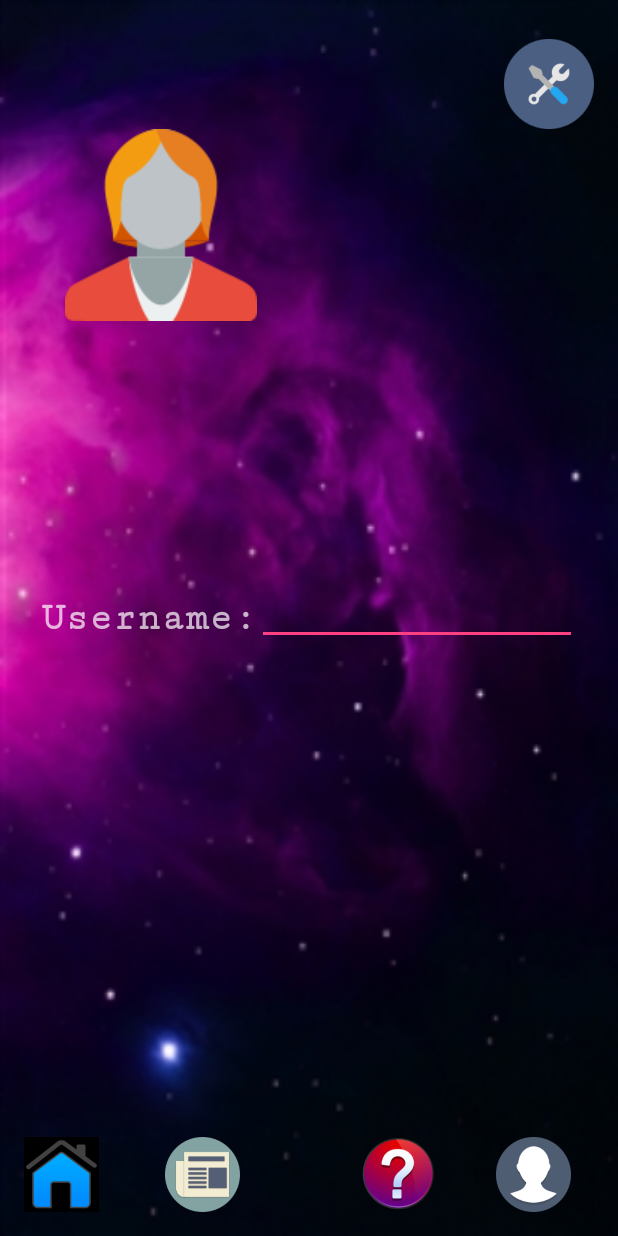
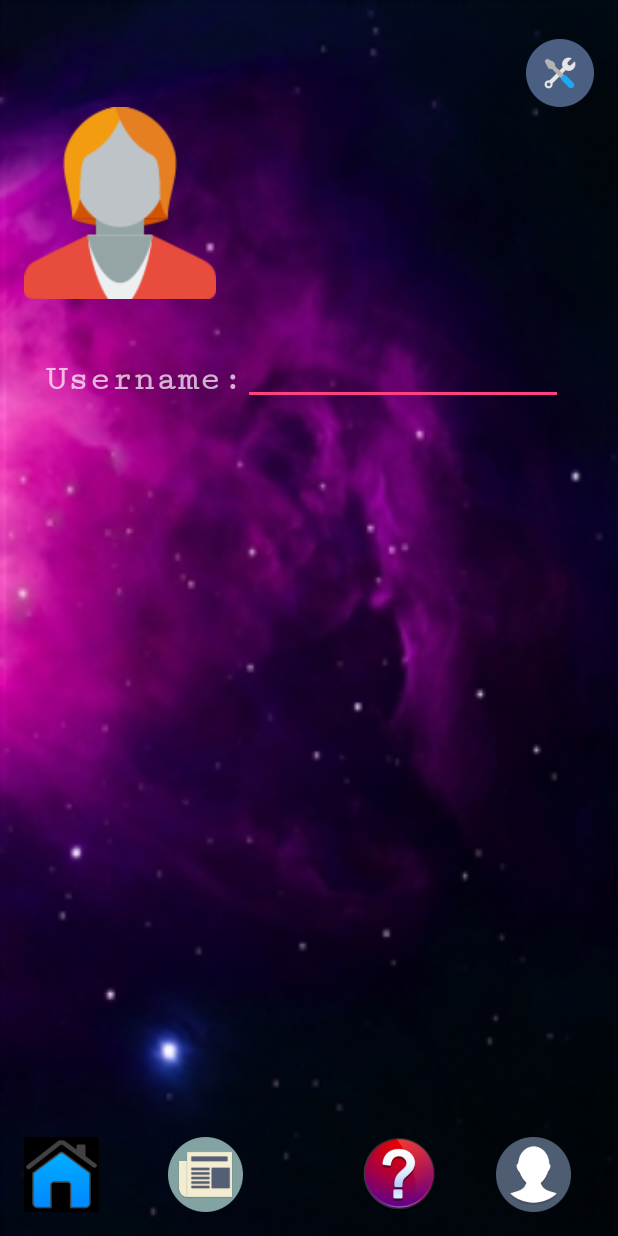
Before and after one commit to kittygina/Vstyle, an Android app: the ProfileActivity screen opened directly, with no data from a screen before it, on a phone screen of 412 x 824 dp. Run offline under Robolectric (Android 15) with nearby library versions, the phone set to English and light mode, and no system bars.

```diff
--- a/app/build.gradle
+++ b/app/build.gradle
@@ -24,11 +24,12 @@ dependencies {
     androidTestCompile('com.android.support.test.espresso:espresso-core:2.2.2', {
         exclude group: 'com.android.support', module: 'support-annotations'
     })
+
     compile 'com.android.support:appcompat-v7:25.3.0'
     compile 'com.android.support.constraint:constraint-layout:1.0.2'
     compile 'com.jakewharton:butterknife:5.1.1'
     compile 'com.melnykov:floatingactionbutton:1.3.0'
+    compile 'com.google.android.gms:play-services-vision:10.2.1'
+    compile 'com.android.support:design:25.3.0'
     testCompile 'junit:junit:4.12'
-
-    compile 'com.google.android.gms:play-services-vision:10.2.0'
 }
--- a/app/src/main/res/layout/activity_gallery.xml
+++ b/app/src/main/res/layout/activity_gallery.xml
@@ -14,7 +14,7 @@
     <TextView
         android:layout_width="wrap_content"
         android:layout_height="wrap_content"
-        android:textSize="20dp"
+        android:textSize="20sp"
         android:textStyle="bold"
         android:text="@string/choose_image"/>
     <Button
@@ -26,6 +26,7 @@
     <ImageView
         android:id="@+id/img_show"
         android:layout_width="match_parent"
-        android:layout_height="match_parent" />
+        android:layout_height="match_parent"
+        android:contentDescription="Gallery" />
 
 </LinearLayout>
--- a/app/src/main/res/layout/activity_profile.xml
+++ b/app/src/main/res/layout/activity_profile.xml
@@ -23,15 +23,13 @@
         android:contentDescription="@string/desc"
         tools:layout_editor_absoluteX="-3dp"
         tools:layout_editor_absoluteY="16dp"
-        android:layout_marginLeft="27dp"
-        android:layout_marginStart="27dp"
         android:layout_below="@+id/imageButton"
         android:layout_alignParentLeft="true"
         android:layout_alignParentStart="true" />
 
     <ImageButton
         android:id="@+id/imageButton"
-        android:layout_width="60dip"
+        android:layout_width="45dip"
         android:layout_height="wrap_content"
         android:layout_marginTop="10dp"
         android:adjustViewBounds="true"
@@ -50,10 +48,11 @@
         android:fontFamily="serif-monospace"
         android:text="Username:"
         android:textStyle="bold"
-        android:textSize="26sp"
-        android:layout_centerVertical="true"
+        android:textSize="24sp"
+        android:layout_below="@+id/imageView3"
         android:layout_toLeftOf="@+id/editText"
-        android:layout_toStartOf="@+id/editText" />
+        android:layout_toStartOf="@+id/editText"
+        android:layout_marginTop="40dp" />
 
     <EditText
         android:id="@+id/editText"
@@ -61,8 +60,7 @@
         android:layout_height="wrap_content"
         android:layout_alignBaseline="@+id/nameTxtView"
         android:layout_alignBottom="@+id/nameTxtView"
-        android:layout_toEndOf="@+id/imageView3"
-        android:layout_toRightOf="@+id/imageView3"
+        android:layout_toRightOf="@+id/feedsButton"
         android:ems="10"
         android:paddingTop="5dp"
         android:paddingBottom="5dp"
@@ -109,10 +107,10 @@
         app:srcCompat="@drawable/feeds"
         android:contentDescription="@string/desc"
         android:layout_alignParentBottom="true"
-        android:layout_toLeftOf="@+id/editText"
-        android:layout_toStartOf="@+id/editText"
-        android:layout_marginRight="11dp"
-        android:layout_marginEnd="11dp" />
+        android:layout_toRightOf="@+id/homeButton"
+        android:layout_toEndOf="@+id/homeButton"
+        android:layout_marginLeft="46dp"
+        android:layout_marginStart="46dp" />
 
 
     <ImageButton
@@ -125,11 +123,11 @@
         android:scaleType="fitXY"
         app:srcCompat="@drawable/help"
         android:contentDescription="@string/desc"
-        android:layout_marginRight="40dp"
-        android:layout_marginEnd="40dp"
         android:layout_alignParentBottom="true"
         android:layout_toLeftOf="@+id/profileButton"
-        android:layout_toStartOf="@+id/profileButton" />
+        android:layout_toStartOf="@+id/profileButton"
+        android:layout_marginRight="39dp"
+        android:layout_marginEnd="39dp" />
 
 
 </RelativeLayout>
--- a/app/src/main/res/layout/activity_welcome.xml
+++ b/app/src/main/res/layout/activity_welcome.xml
@@ -4,11 +4,11 @@
     xmlns:tools="http://schemas.android.com/tools"
     android:layout_width="match_parent"
     android:layout_height="match_parent"
+    android:background="#3A2D36"
     android:paddingBottom="16dp"
     android:paddingLeft="16dp"
     android:paddingRight="16dp"
     android:paddingTop="16dp"
-    android:background="#000000"
     tools:context="com.dachutech.vstyle.WelcomeActivity">
 
     <ImageView
--- a/app/src/main/res/values/strings.xml
+++ b/app/src/main/res/values/strings.xml
@@ -6,6 +6,7 @@
     <string name="choose_button">Select From Gallery</string>
 
     <string name="ok">OK</string>
+    <string name="model_text">Select a Model</string>
     <string name="permission_camera_rationale">Access to the camera is needed for detection</string>
     <string name="no_camera_permission">This application cannot run because it does not have the camera permission.  The application will now exit.</string>
     <string name="low_storage_error">Face detector dependencies cannot be downloaded due to low device storage</string>
--- a/build.gradle
+++ b/build.gradle
@@ -5,7 +5,7 @@ buildscript {
         jcenter()
     }
     dependencies {
-        classpath 'com.android.tools.build:gradle:2.3.0'
+        classpath 'com.android.tools.build:gradle:2.3.1'
 
         // NOTE: Do not place your application dependencies here; they belong
         // in the individual module build.gradle files
```
Also changed, not shown: app/src/main/AndroidManifest.xml (+6 -5 lines), app/src/main/java/com/dachutech/vstyle/Camera2Activity.java (+8 -14 lines), app/src/main/java/com/dachutech/vstyle/CameraActivity.java (+2 -18 lines), app/src/main/java/com/dachutech/vstyle/FaceGraphic.java (+7 -9 lines), app/src/main/java/com/dachutech/vstyle/MainActivity.java (+26 -17 lines), app/src/main/java/com/dachutech/vstyle/ModelActivity.java (added, +13 -0 lines), app/src/main/java/com/dachutech/vstyle/SettingsActivity.java (added, +13 -0 lines), app/src/main/res/layout/activity_model.xml (added, +60 -0 lines), app/src/main/res/layout/activity_settings.xml (added, +9 -0 lines), app/src/main/res/drawable/blackhair.jpg (deleted), app/src/main/res/drawable/hairclip.png (added), app/src/main/res/drawable/model1.jpg (added), app/src/main/res/drawable/model2.jpg (added).
